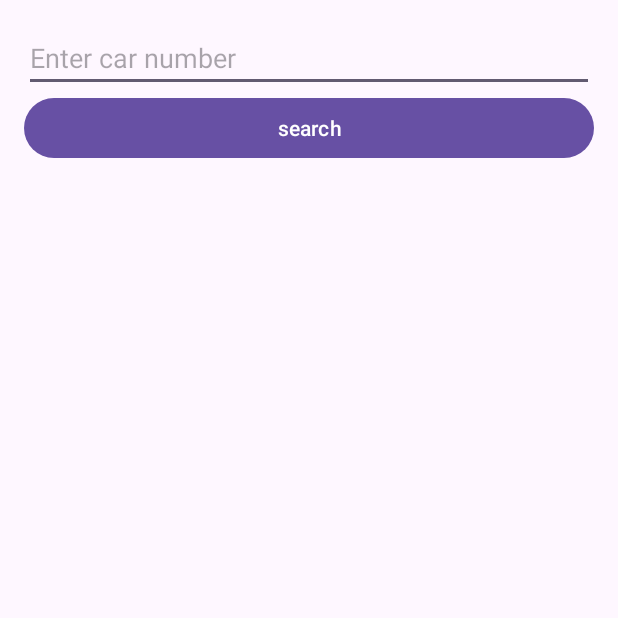
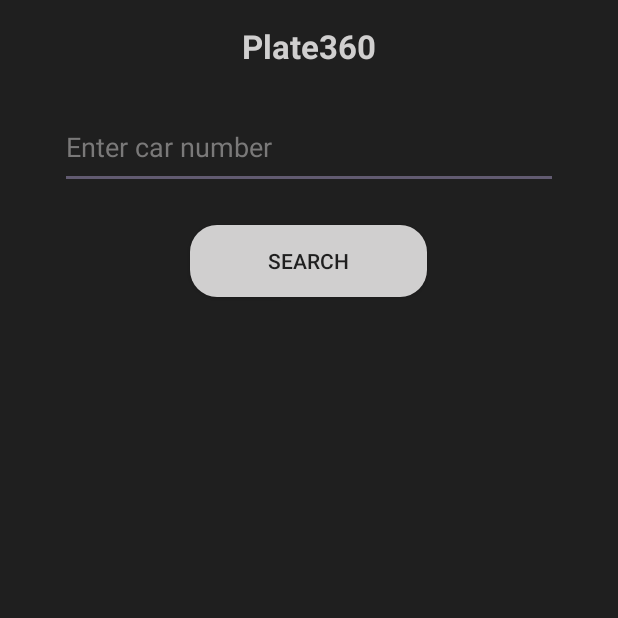
Before and after one commit to avirandabush/plate-360, an Android app: the screen it shows after launch (MainActivity), on a phone screen of 412 x 824 dp, the top half of it. Run offline under Robolectric (Android 15) with nearby library versions, the light colour scheme and no system bars.

Commit message:
update UI.

```diff
--- /dev/null
+++ b/app/src/main/res/drawable/rounded_background.xml
@@ -0,0 +1,7 @@
+<?xml version="1.0" encoding="utf-8"?>
+<shape xmlns:android="http://schemas.android.com/apk/res/android"
+    android:shape="rectangle">
+
+    <solid android:color="#D0CFCF"/>
+    <corners android:radius="18dp"/>
+</shape>
--- a/app/src/main/res/layout/activity_main.xml
+++ b/app/src/main/res/layout/activity_main.xml
@@ -5,35 +5,57 @@
     android:id="@+id/main"
     android:layout_width="match_parent"
     android:layout_height="match_parent"
+    android:background="#0D1B2A"
     tools:context=".MainActivity">
 
     <LinearLayout
         android:layout_width="match_parent"
         android:layout_height="match_parent"
+        android:background="#1F1F1F"
         android:orientation="vertical"
+        android:padding="16dp"
         app:layout_constraintBottom_toBottomOf="parent"
         app:layout_constraintEnd_toEndOf="parent"
         app:layout_constraintStart_toStartOf="parent"
-        app:layout_constraintTop_toTopOf="parent"
-        android:padding="16dp">
+        app:layout_constraintTop_toTopOf="parent">
+
+        <TextView
+            android:id="@+id/header"
+            android:layout_width="match_parent"
+            android:layout_height="wrap_content"
+            android:text="Plate360"
+            android:textAlignment="center"
+            android:textColor="#D0CFCF"
+            android:textSize="22sp"
+            android:textStyle="bold" />
 
         <EditText
+            android:id="@+id/input_plate"
             android:layout_width="match_parent"
             android:layout_height="wrap_content"
-            android:id="@+id/input_plate"
-            android:hint="Enter car number"/>
+            android:paddingVertical="16dp"
+            android:layout_margin="24dp"
+            android:hint="Enter car number"
+            android:textColor="#D0CFCF"
+            android:textColorHint="#7A7979"
+            android:inputType="number"
+            android:imeOptions="actionSearch"/>
 
-        <Button
+        <androidx.appcompat.widget.AppCompatButton
+            android:id="@+id/btn_search"
+            android:layout_width="wrap_content"
+            android:layout_height="wrap_content"
+            android:paddingHorizontal="52dp"
+            android:background="@drawable/rounded_background"
+            android:text="search"
+            android:layout_gravity="center_horizontal"
+            android:textColor="#1F1F1F" />
+
+        <TextView
+            android:id="@+id/text_result"
             android:layout_width="match_parent"
             android:layout_height="wrap_content"
-            android:id="@+id/btn_search"
-            android:text="search"/>
-
-        <TextView
-            android:layout_width="match_parent"
-            android:layout_height="wrap_content"
-            android:id="@+id/text_result"
-            android:paddingTop="16dp"/>
+            android:paddingTop="16dp" />
 
     </LinearLayout>
 
```
